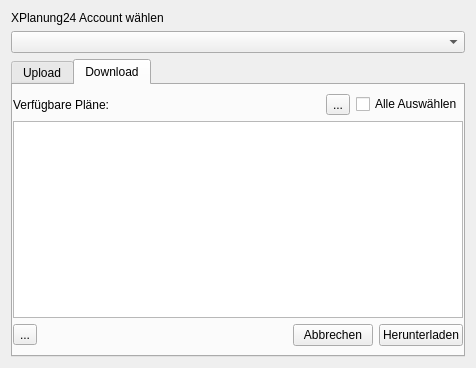
Above: src/SAGisXPlanung/ui/xplan24-sync-dialog.ui from nti-de/SAGisXPlanung before the change. Below: the same form after it.
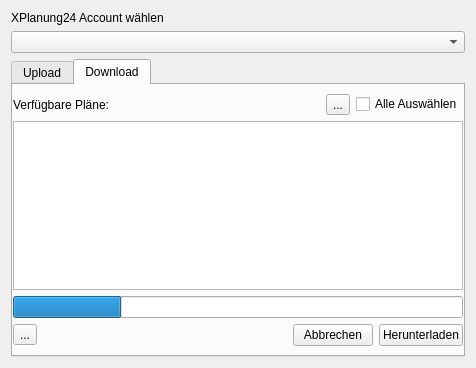
That is the form after the change.

The edit to the form file:
```diff
--- a/src/SAGisXPlanung/ui/xplan24-sync-dialog.ui
+++ b/src/SAGisXPlanung/ui/xplan24-sync-dialog.ui
@@ -203,6 +203,16 @@
          </property>
         </widget>
        </item>
+       <item>
+        <widget class="QProgressBar" name="download_progress">
+         <property name="value">
+          <number>24</number>
+         </property>
+         <property name="textVisible">
+          <bool>false</bool>
+         </property>
+        </widget>
+       </item>
        <item>
         <layout class="QHBoxLayout" name="horizontalLayout_5">
          <item>
```
